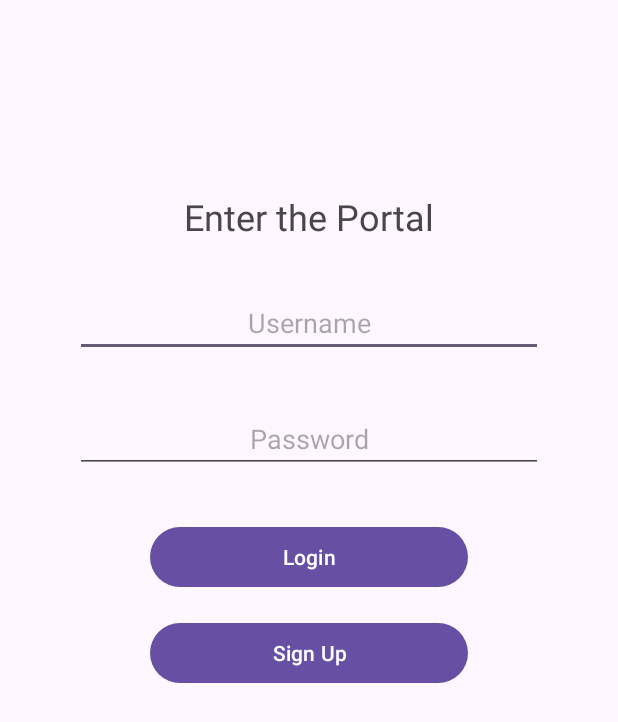
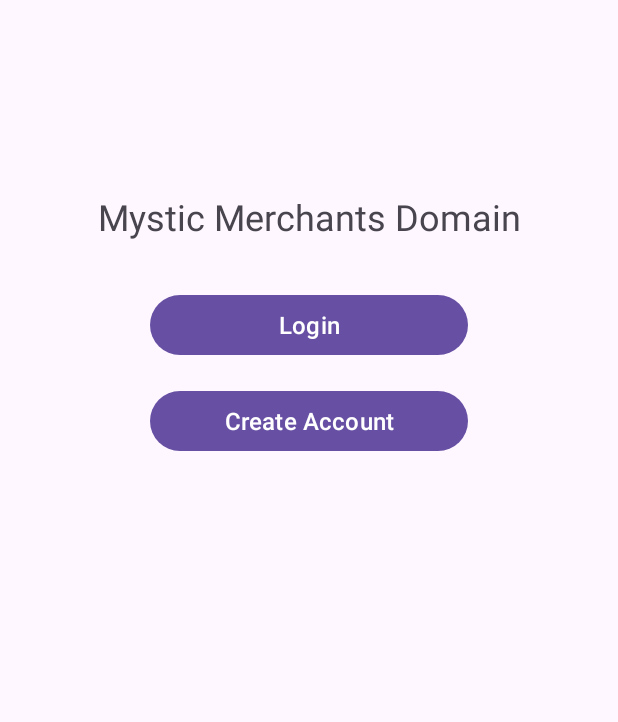
Before and after one commit to DIMCSUMB/Mystic-Merchants-Domain, an Android app: the screen it shows after launch (MainActivity), on a phone screen of 412 x 824 dp. Shown: the top 722 px of the screen. Run offline under Robolectric (Android 15) with nearby library versions, the phone set to English and light mode, and no system bars.

Commit message:
Updated the MainActivity Layout Username & Password should be for LoginActivity

```diff
--- a/app/src/main/res/layout/activity_main.xml
+++ b/app/src/main/res/layout/activity_main.xml
@@ -10,51 +10,31 @@
         android:id="@+id/main_textview_title"
         android:layout_width="wrap_content"
         android:layout_height="wrap_content"
-        android:text="Enter the Portal"
+        android:text="Mystic Merchants Domain"
         android:textSize="24sp"
         app:layout_constraintEnd_toEndOf="parent"
         app:layout_constraintStart_toStartOf="parent"
         app:layout_constraintTop_toTopOf="parent"
         android:layout_marginTop="128dp"/>
 
-    <EditText
-        android:id="@+id/main_edittext_username"
-        android:layout_width="match_parent"
-        android:layout_height="wrap_content"
-        android:hint="Username"
-        app:layout_constraintTop_toBottomOf="@id/main_textview_title"
-        android:layout_marginTop="32dp"
-        android:gravity="center"
-        android:layout_marginHorizontal="50dp" />
-
-    <EditText
-        android:id="@+id/main_edittext_password"
-        android:layout_width="match_parent"
-        android:layout_height="wrap_content"
-        android:hint="Password"
-        app:layout_constraintTop_toBottomOf="@id/main_edittext_username"
-        android:layout_marginTop="32dp"
-        android:gravity="center"
-        android:layout_marginHorizontal="50dp" />
-
     <Button
         android:id="@+id/main_button_login"
         android:layout_width="match_parent"
         android:layout_height="wrap_content"
         android:text="Login"
-        app:layout_constraintTop_toBottomOf="@id/main_edittext_password"
+        android:textSize="16sp"
+        app:layout_constraintTop_toBottomOf="@id/main_textview_title"
         android:layout_marginTop="32dp"
         android:layout_marginHorizontal="100dp"/>
 
     <Button
-        android:id="@+id/main_button_signup"
+        android:id="@+id/main_button_createaccount"
         android:layout_width="match_parent"
         android:layout_height="wrap_content"
-        android:text="Sign Up"
+        android:text="Create Account"
+        android:textSize="16sp"
         app:layout_constraintTop_toBottomOf="@id/main_button_login"
         android:layout_marginTop="16dp"
         android:layout_marginHorizontal="100dp"/>
 
-    //Main activity layout
-
 </androidx.constraintlayout.widget.ConstraintLayout>
```
